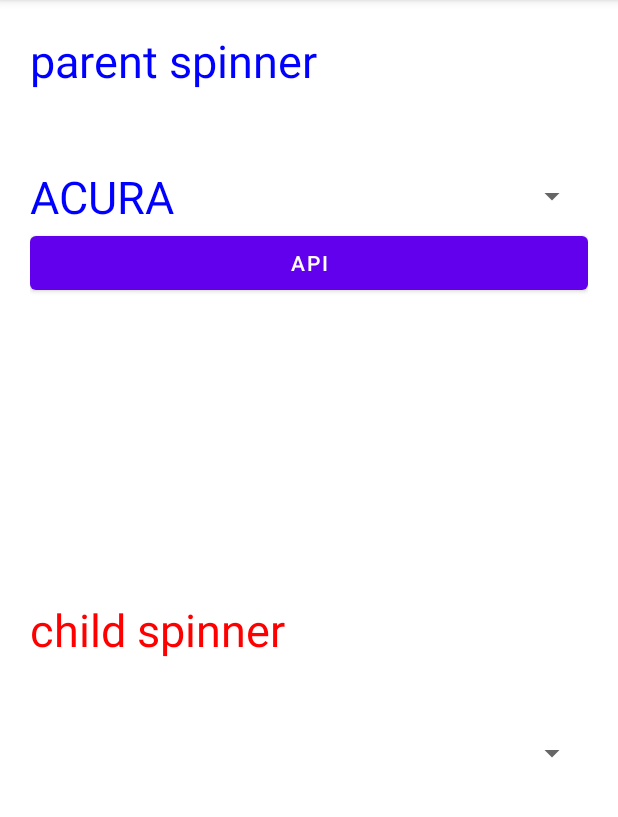
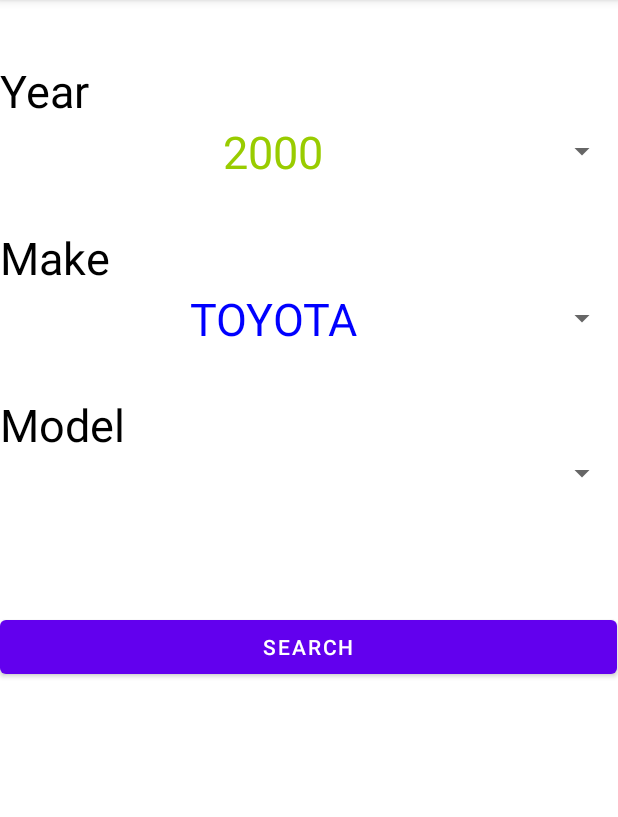
Before and after one commit to kevinle108/AndroidPullAPart, an Android app: the screen it shows after launch (MainActivity), on a phone screen of 412 x 824 dp, the part 84-901 px from its top. Run offline under Robolectric (Android 15) with nearby library versions, the phone set to English and light mode, and no system bars; 1 statement that could not run was skipped.

Commit message:
cleaned up UI

```diff
--- a/app/src/main/java/com/example/kotlinpullapart/MainActivity.kt
+++ b/app/src/main/java/com/example/kotlinpullapart/MainActivity.kt
@@ -15,10 +15,12 @@
 class MainActivity : AppCompatActivity() {
 
     private lateinit var viewModel: MainViewModel
+    val years = StartUp.years
     val makes = StartUp.makes
     var makeNames = makes.map { it.makeName }
     var modelsNameIdMap = mutableMapOf<String, Int>()
     var currentModelsList = mutableListOf<String>()
+    var selectedYear = 0
     var selectedMakeId = 0
     var selectedModelId = 0
 
@@ -33,45 +35,32 @@
         Log.i(TAG, "onCreate: makes size = ${makes.size}")
         Log.i(TAG, "MAKE56 ${makes.first{it.makeID == 56}.makeName}")
 
-//        val listParent = mutableListOf<String>(
-//            "Honda",
-//            "Nissan",
-//            "Toyota",
-//        )
+        // set spinners to their list adapters
+        binding.spYear.adapter = ArrayAdapter(this, R.layout.textview_green, years)
+        binding.spMake.adapter = ArrayAdapter(this, R.layout.textview_blue, makeNames)
+        binding.spModel.adapter = ArrayAdapter(this, R.layout.textview_red, currentModelsList)
 
-        val listParent = makes.map { it.makeName }
+        // set spinners to 2000 Toyota Avalon
+        binding.spYear.setSelection(years.indexOf(2000))
+        binding.spMake.setSelection(makeNames.indexOf("TOYOTA"))
 
-//        val listParent = mutableListOf<String>(
-//            "Animals",
-//            "Birds",
-//            "Flowers"
-//        )
-        val arrayAdapterParent = ArrayAdapter(
-            this, R.layout.textview_blue, makeNames
-        )
-        binding.spParent.adapter = arrayAdapterParent
+        binding.spYear.onItemSelectedListener = object :AdapterView.OnItemSelectedListener{
+            override fun onItemSelected(
+                parent: AdapterView<*>?,
+                view: View?,
+                position: Int,
+                id: Long
+            ) {
+                selectedYear = years[position]
+            }
 
-//        val listChildAnimals = arrayListOf<String>(
-//            "Tiger",
-//            "Lion",
-//            "Elephant",
-//            "Monkey",
-//            "Cow",
-//            "Go!"
-//        )
-//        val listChildFlowers = arrayListOf<String>(
-//            "Rose",
-//            "Lotus"
-//        )
-//        val listChildBirds = arrayListOf<String>(
-//            "Sparrow", "Eagle", "Peacock"
-//        )
-//
-//        val childLists = listOf<List<String>>(listChildAnimals, listChildBirds, listChildFlowers)
-        val arrayAdapterChild = ArrayAdapter(this, R.layout.textview_red, currentModelsList)
-        binding.spChild.adapter = arrayAdapterChild
+            override fun onNothingSelected(parent: AdapterView<*>?) {
+                TODO("Not yet implemented")
+            }
+        }
 
-        binding.spParent.onItemSelectedListener = object :AdapterView.OnItemSelectedListener {
+
+        binding.spMake.onItemSelectedListener = object :AdapterView.OnItemSelectedListener {
             override fun onItemSelected(
                 parent: AdapterView<*>?,
                 view: View?,
@@ -80,13 +69,13 @@
             ) {
 
                 Log.i(TAG, "Parent Spinner onItemSelected: fired")
-                Toast.makeText(applicationContext, "MakeID: ${makes[position].makeID}", Toast.LENGTH_SHORT).show()
+//                Toast.makeText(applicationContext, "MakeID: ${makes[position].makeID}", Toast.LENGTH_SHORT).show()
                 selectedMakeId = makes[position].makeID
 
                 if (selectedMakeId == 0) {
                     currentModelsList = mutableListOf<String>("MODEL")
                     val adapterChild = ArrayAdapter(applicationContext, R.layout.textview_red, currentModelsList)
-                    binding.spChild.adapter = adapterChild
+                    binding.spModel.adapter = adapterChild
                     return
                 }
 
@@ -103,7 +92,7 @@
 
 
                 val adapterChild = ArrayAdapter(applicationContext, R.layout.textview_red, currentModelsList)
-                binding.spChild.adapter = adapterChild
+                binding.spModel.adapter = adapterChild
             }
 
             override fun onNothingSelected(parent: AdapterView<*>?) {
@@ -111,7 +100,9 @@
             }
         }
 
-        binding.spChild.onItemSelectedListener = object :AdapterView.OnItemSelectedListener {
+
+//        binding.spModel.setSelection(currentModelsList.indexOf("AVALON"))
+        binding.spModel.onItemSelectedListener = object :AdapterView.OnItemSelectedListener {
             override fun onItemSelected(
                 parent: AdapterView<*>?,
                 view: View?,
@@ -121,7 +112,7 @@
                 Log.i(TAG, "Child Spinner onItemSelected: fired")
                 val selectedModelName = currentModelsList[position]
                 selectedModelId = modelsNameIdMap[selectedModelName] ?: 0
-                Toast.makeText(applicationContext, "ModelId: $selectedModelId", Toast.LENGTH_LONG).show()
+//                Toast.makeText(applicationContext, "ModelId: $selectedModelId", Toast.LENGTH_LONG).show()
             }
 
             override fun onNothingSelected(parent: AdapterView<*>?) {
@@ -140,7 +131,7 @@
 //                Toast.makeText(applicationContext, listParent[position], Toast.LENGTH_LONG).show()
 //
 //                val adapterChild = ArrayAdapter(applicationContext, R.layout.textview_red, childLists[position])
-//                binding.spChild.adapter = adapterChild
+//                binding.spModel.adapter = adapterChild
 //            }
 //
 //            override fun onNothingSelected(parent: AdapterView<*>?) {
@@ -148,7 +139,7 @@
 //            }
 //        }
 
-//        binding.spChild.onItemSelectedListener = object :AdapterView.OnItemSelectedListener {
+//        binding.spModel.onItemSelectedListener = object :AdapterView.OnItemSelectedListener {
 //            override fun onItemSelected(
 //                parent: AdapterView<*>?,
 //                view: View?,
@@ -170,9 +161,12 @@
 //
 //        }
 
-        binding.button.setOnClickListener {
+        binding.btnSearch.setOnClickListener {
             Log.i(TAG, "API Button clicked!")
+            val text = "year: $selectedYear, makeId: $selectedMakeId, modelId: $selectedModelId"
             Log.i(TAG, "makeId: $selectedMakeId, modelId: $selectedModelId")
+
+            Toast.makeText(applicationContext, text, Toast.LENGTH_LONG).show()
 //            println("")
 //            viewModel.getMakes()
         }
--- a/app/src/main/java/com/example/kotlinpullapart/data/StartUp.kt
+++ b/app/src/main/java/com/example/kotlinpullapart/data/StartUp.kt
@@ -3,7 +3,12 @@
 import com.example.kotlinpullapart.models.CarMake
 import com.example.kotlinpullapart.models.CarModel
 
+const val START_YEAR = 1955
+const val END_YEAR = 2021
+
+
 object StartUp {
+    val years: List<Int> = yearRange(START_YEAR, END_YEAR)
     val makes: List<CarMake> = mutableListOf(
 //        CarMake(0, "MAKE", false),
         CarMake(6, "ACURA", false),
@@ -1942,4 +1947,12 @@
         134 to listOf(2274, 2275),
         135 to listOf(2284),
     )
+
+    fun yearRange(start: Int, end: Int): List<Int> {
+        var years = mutableListOf<Int>()
+        for (i in start..end) {
+            years.add(i)
+        }
+        return years
+    }
 }
--- a/app/src/main/res/layout/activity_main.xml
+++ b/app/src/main/res/layout/activity_main.xml
@@ -1,45 +1,78 @@
 <?xml version="1.0" encoding="utf-8"?>
-<LinearLayout xmlns:android="http://schemas.android.com/apk/res/android"
+<androidx.constraintlayout.widget.ConstraintLayout xmlns:android="http://schemas.android.com/apk/res/android"
     xmlns:app="http://schemas.android.com/apk/res-auto"
     xmlns:tools="http://schemas.android.com/tools"
+    android:id="@+id/linearLayout"
     android:layout_width="match_parent"
     android:layout_height="match_parent"
-    android:orientation="vertical"
-    android:padding="20dp"
     tools:context=".MainActivity">
 
     <TextView
+        android:id="@+id/tvYear"
         android:layout_width="wrap_content"
         android:layout_height="wrap_content"
-        android:text="parent spinner"
-        android:textColor="#00f"
-        android:textSize="30sp" />
+        android:layout_marginTop="40dp"
+        android:text="Year"
+        android:textColor="@color/black"
+        android:textSize="30sp"
+        app:layout_constraintTop_toTopOf="parent"
+        tools:layout_editor_absoluteX="16dp" />
 
     <Spinner
-        android:id="@+id/sp_parent"
-        android:layout_width="match_parent"
+        android:id="@+id/spYear"
+        android:layout_width="411dp"
         android:layout_height="wrap_content"
-        android:layout_marginTop="50dp" />
+        app:layout_constraintEnd_toEndOf="parent"
+        app:layout_constraintStart_toStartOf="parent"
+        app:layout_constraintTop_toBottomOf="@+id/tvYear" />
+
+
+    <TextView
+        android:id="@+id/tvMake"
+        android:layout_width="wrap_content"
+        android:layout_height="wrap_content"
+        android:layout_marginTop="30dp"
+        android:text="Make"
+        android:textColor="@color/black"
+        android:textSize="30sp"
+        app:layout_constraintTop_toBottomOf="@+id/spYear"
+        tools:layout_editor_absoluteX="16dp" />
+
+    <Spinner
+        android:id="@+id/spMake"
+        android:layout_width="0dp"
+        android:layout_height="wrap_content"
+        app:layout_constraintEnd_toEndOf="parent"
+        app:layout_constraintStart_toStartOf="parent"
+        app:layout_constraintTop_toBottomOf="@+id/tvMake" />
 
     <Button
-        android:id="@+id/button"
-        android:layout_width="match_parent"
+        android:id="@+id/btnSearch"
+        android:layout_width="411dp"
         android:layout_height="wrap_content"
-        android:text="API" />
+        android:layout_marginTop="80dp"
+        android:text="Search"
+        app:layout_constraintTop_toBottomOf="@+id/spModel"
+        tools:layout_editor_absoluteX="0dp" />
 
     <TextView
+        android:id="@+id/tvModel"
         android:layout_width="wrap_content"
         android:layout_height="wrap_content"
-        android:layout_marginTop="200dp"
-        android:text="child spinner"
-        android:textColor="#f00"
-        android:textSize="30sp" />
+        android:layout_marginTop="30dp"
+        android:text="Model"
+        android:textColor="@color/black"
+        android:textSize="30sp"
+        app:layout_constraintTop_toBottomOf="@+id/spMake"
+        tools:layout_editor_absoluteX="16dp" />
 
     <Spinner
-        android:id="@+id/sp_child"
-        android:layout_width="match_parent"
+        android:id="@+id/spModel"
+        android:layout_width="0dp"
         android:layout_height="wrap_content"
-        android:layout_marginTop="50dp" />
+        app:layout_constraintEnd_toEndOf="parent"
+        app:layout_constraintStart_toStartOf="parent"
+        app:layout_constraintTop_toBottomOf="@+id/tvModel" />
 
 
     <!--    <Spinner-->
@@ -72,4 +105,4 @@
     <!--        app:layout_constraintTop_toBottomOf="@+id/spinnerMake"-->
     <!--        android:entries="@array/models" />-->
 
-</LinearLayout>
+</androidx.constraintlayout.widget.ConstraintLayout>
--- a/app/src/main/res/layout/textview_blue.xml
+++ b/app/src/main/res/layout/textview_blue.xml
@@ -3,5 +3,6 @@
     android:layout_width="match_parent"
     android:layout_height="wrap_content"
     android:textColor="#00f"
-    android:textSize="30sp">
-</TextView>
+    android:textSize="30sp"
+    android:gravity="center"
+    ></TextView>
--- /dev/null
+++ b/app/src/main/res/layout/textview_green.xml
@@ -0,0 +1,7 @@
+<?xml version="1.0" encoding="utf-8"?>
+<TextView xmlns:android="http://schemas.android.com/apk/res/android"
+    android:layout_width="match_parent"
+    android:layout_height="wrap_content"
+    android:gravity="center"
+    android:textColor="@android:color/holo_green_light"
+    android:textSize="30sp"></TextView>
```
